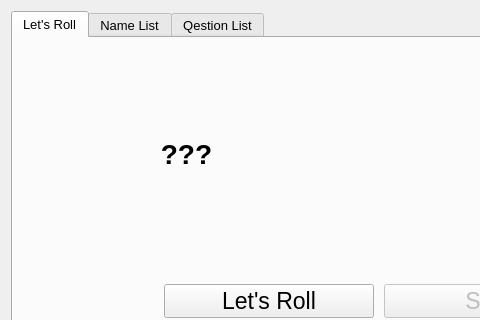
Before: the Qt Designer form mainwindow.ui in blackskygg/RollingLydia, drawn with Qt 5; both pictures show x 0 to 480 and y 0 to 320 of the 758 by 483 pixel window.
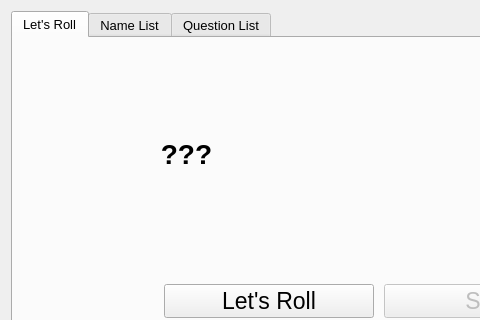
After: the same form once the commit is applied.

Commit message: fix typo Qestion in Ui

What changed in the file:
```diff
--- a/mainwindow.ui
+++ b/mainwindow.ui
@@ -361,7 +361,7 @@
       </widget>
       <widget class="QWidget" name="tab">
        <attribute name="title">
-        <string>Qestion List</string>
+        <string>Question List</string>
        </attribute>
        <layout class="QHBoxLayout" name="horizontalLayout_2">
         <item>
```
